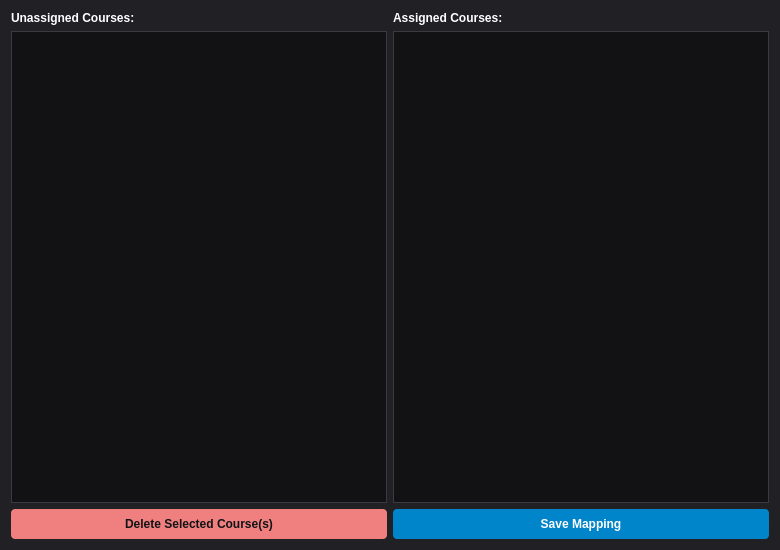
The window that dialog_mapping.ui (antonalmira/PowerTrackProject) describes before a commit, drawn with Qt 5.
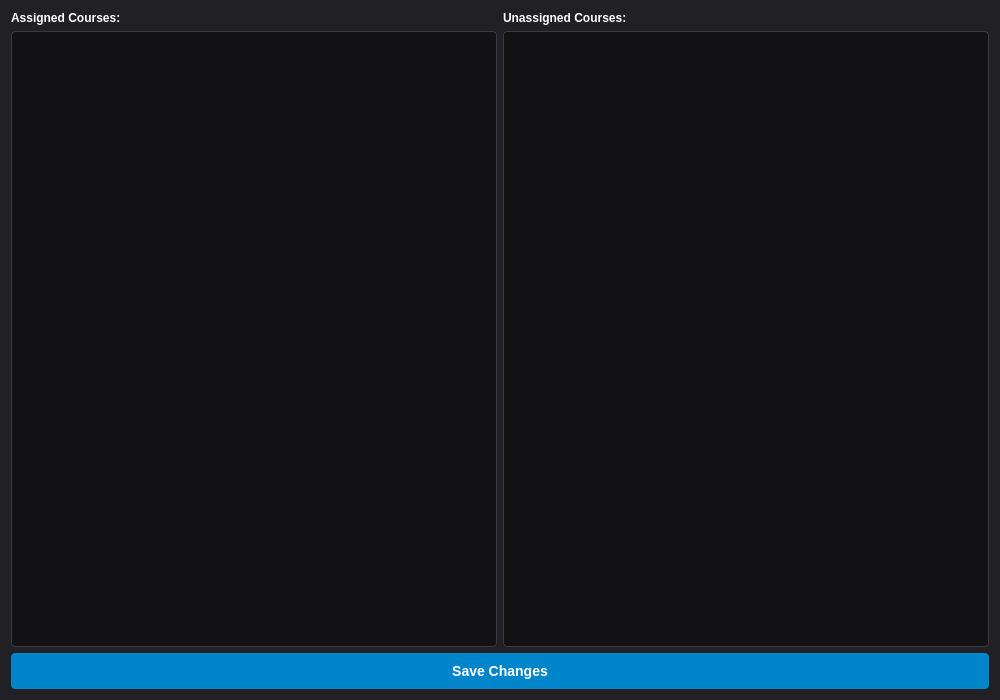
The same window after the commit.

Commit message: feat: added addition/deletion of courses in mapping dialog

```diff
--- a/dialog_mapping.ui
+++ b/dialog_mapping.ui
@@ -3,7 +3,7 @@
  <class>CourseMappingDialog</class>
  <widget class="QDialog" name="CourseMappingDialog">
   <property name="geometry">
-   <rect><x>0</x><y>0</y><width>780</width><height>550</height></rect>
+   <rect><x>0</x><y>0</y><width>1000</width><height>700</height></rect>
   </property>
   <property name="windowTitle">
    <string>Map Courses to Control Codes</string>
@@ -12,45 +12,32 @@
    <string notr="true">
     QDialog { background: #202025; color: white; }
     QLabel { color: white; font-weight: bold; }
-    QTreeWidget, QListWidget { background: #121214; border: 1px solid #3a3a40; color: white; outline: none; }
+    QTreeWidget, QListWidget { background: #121214; border: 1px solid #3a3a40; color: white; outline: none; border-radius: 4px; padding: 4px;}
     QTreeWidget::item:selected, QListWidget::item:selected { background: #0085ca; }
-    QPushButton { padding: 8px; border-radius: 4px; font-weight: bold; }
-    QPushButton#btn_save { background: #0085ca; color: white; }
+    QTreeWidget::item:hover, QListWidget::item:hover { background: #2a2a30; }
+    QPushButton { padding: 10px; border-radius: 4px; font-weight: bold; }
+    QPushButton#btn_save { background: #0085ca; color: white; font-size: 14px;}
     QPushButton#btn_save:hover { background: #3c649f; }
-    QPushButton#btn_delete_course { background: #f08080; color: #121214; }
-    QPushButton#btn_delete_course:hover { background: #cd5c5c; }
+    
+    QScrollBar:vertical { background: #121214; width: 14px; margin: 0px 0px 0px 0px; border-left: 1px solid #3a3a40; }
+    QScrollBar::handle:vertical { background: #3a3a40; min-height: 20px; border-radius: 7px; margin: 2px; }
+    QScrollBar::handle:vertical:hover { background: #555555; }
+    QScrollBar::add-line:vertical, QScrollBar::sub-line:vertical { height: 0px; }
+    
+    QScrollBar:horizontal { background: #121214; height: 14px; margin: 0px 0px 0px 0px; border-top: 1px solid #3a3a40; }
+    QScrollBar::handle:horizontal { background: #3a3a40; min-width: 20px; border-radius: 7px; margin: 2px; }
+    QScrollBar::handle:horizontal:hover { background: #555555; }
+    QScrollBar::add-line:horizontal, QScrollBar::sub-line:horizontal { width: 0px; }
    </string>
   </property>
+  <layout class="QVBoxLayout" name="main_layout">
+   <item>
   <layout class="QHBoxLayout" name="horizontalLayout">
-   
-   <!-- LEFT SIDE: UNASSIGNED COURSES & DELETE BUTTON -->
+     
+     <!-- LEFT SIDE: ASSIGNED COURSES TREE -->
    <item>
     <layout class="QVBoxLayout" name="left_layout">
      <item>
-      <widget class="QLabel" name="lbl_list">
-       <property name="text"><string>Unassigned Courses:</string></property>
-      </widget>
-     </item>
-     <item>
-      <widget class="QListWidget" name="list_unassigned">
-       <property name="dragEnabled"><bool>true</bool></property>
-       <property name="acceptDrops"><bool>true</bool></property>
-       <property name="dragDropMode"><enum>QAbstractItemView::DragDrop</enum></property>
-       <property name="selectionMode"><enum>QAbstractItemView::ExtendedSelection</enum></property>
-      </widget>
-     </item>
-     <item>
-      <widget class="QPushButton" name="btn_delete_course">
-       <property name="text"><string>Delete Selected Course(s)</string></property>
-      </widget>
-     </item>
-    </layout>
-   </item>
-
-   <!-- RIGHT SIDE: ASSIGNED COURSES TREE & SAVE BUTTON -->
-   <item>
-    <layout class="QVBoxLayout" name="right_layout">
-     <item>
       <widget class="QLabel" name="lbl_tree">
        <property name="text"><string>Assigned Courses:</string></property>
       </widget>
@@ -65,14 +52,36 @@
        <column><property name="text"><string notr="true">1</string></property></column>
       </widget>
      </item>
+      </layout>
+     </item>
+
+     <!-- RIGHT SIDE: UNASSIGNED COURSES -->
+     <item>
+      <layout class="QVBoxLayout" name="right_layout">
+       <item>
+        <widget class="QLabel" name="lbl_list">
+         <property name="text"><string>Unassigned Courses:</string></property>
+        </widget>
+       </item>
+       <item>
+        <widget class="QListWidget" name="list_unassigned">
+         <property name="dragEnabled"><bool>true</bool></property>
+         <property name="acceptDrops"><bool>true</bool></property>
+         <property name="dragDropMode"><enum>QAbstractItemView::DragDrop</enum></property>
+         <property name="selectionMode"><enum>QAbstractItemView::ExtendedSelection</enum></property>
+        </widget>
+       </item>
+      </layout>
+     </item>
+
+    </layout>
+   </item>
+   
      <item>
       <widget class="QPushButton" name="btn_save">
-       <property name="text"><string>Save Mapping</string></property>
-      </widget>
-     </item>
-    </layout>
-   </item>
-
+     <property name="text"><string>Save Changes</string></property>
+    </widget>
+   </item>
   </layout>
  </widget>
  <resources/>
```
Lines whose indentation alone changed are shown as unchanged. The commit also changes 87 other files.
